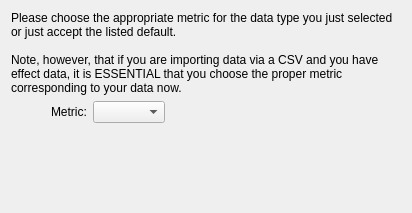
Before: the Qt Designer form src/forms/choose_metric_page.ui in bwallace/OpenMeta-analyst-, drawn with Qt 5.
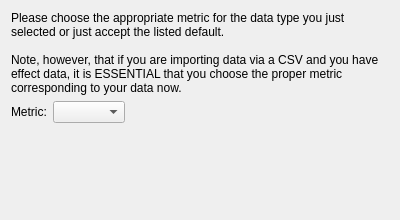
After: the same form once the commit is applied.

Commit message: made wizard pages a good size fix for issue # 232

The edit to the form file:
```diff
--- a/src/forms/choose_metric_page.ui
+++ b/src/forms/choose_metric_page.ui
@@ -6,10 +6,28 @@
    <rect>
     <x>0</x>
     <y>0</y>
-    <width>412</width>
-    <height>213</height>
+    <width>400</width>
+    <height>220</height>
    </rect>
   </property>
+  <property name="sizePolicy">
+   <sizepolicy hsizetype="Fixed" vsizetype="Fixed">
+    <horstretch>0</horstretch>
+    <verstretch>0</verstretch>
+   </sizepolicy>
+  </property>
+  <property name="minimumSize">
+   <size>
+    <width>400</width>
+    <height>220</height>
+   </size>
+  </property>
+  <property name="maximumSize">
+   <size>
+    <width>400</width>
+    <height>220</height>
+   </size>
+  </property>
   <property name="windowTitle">
    <string>WizardPage</string>
   </property>
@@ -34,22 +52,6 @@
    </item>
    <item>
     <layout class="QHBoxLayout" name="horizontalLayout">
-     <item>
-      <spacer name="horizontalSpacer_2">
-       <property name="orientation">
-        <enum>Qt::Horizontal</enum>
-       </property>
-       <property name="sizeType">
-        <enum>QSizePolicy::Fixed</enum>
-       </property>
-       <property name="sizeHint" stdset="0">
-        <size>
-         <width>40</width>
-         <height>20</height>
-        </size>
-       </property>
-      </spacer>
-     </item>
      <item>
       <widget class="QLabel" name="label">
        <property name="text">
```
The commit also changes 10 other files.
